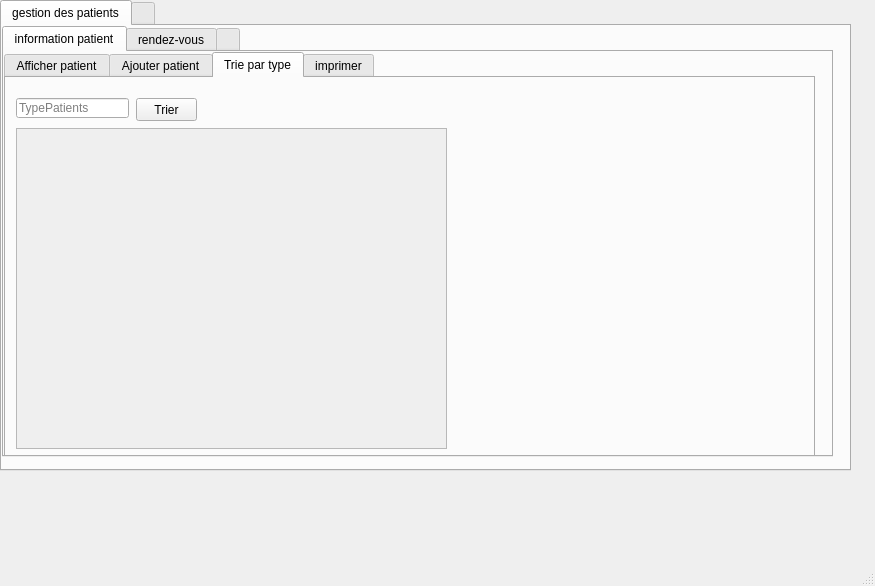
Old version of the form Desktop/2A12/project c++/qt/E-Clinic/mainwindow.ui in the repository zeineb-eya/E-Health_care_2A12.
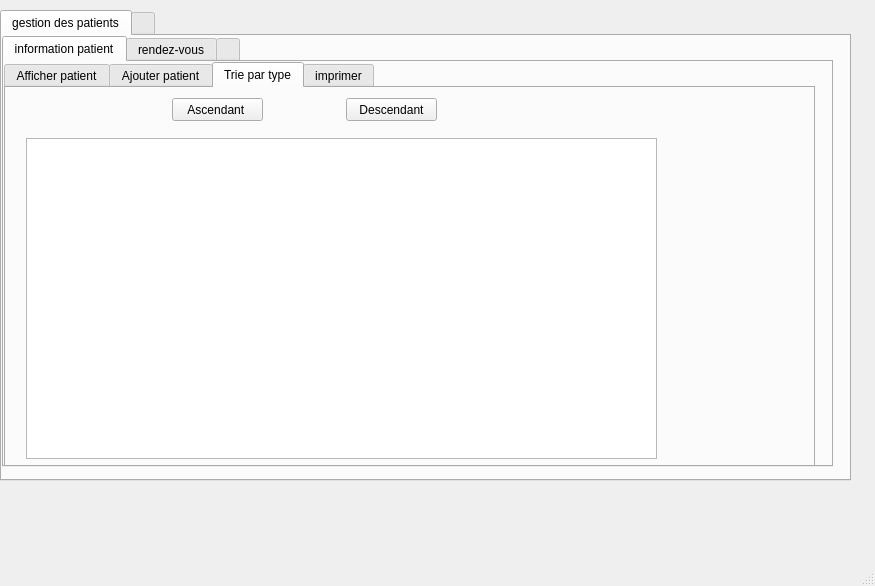
New version of the form. The open tabs and pages were chosen to show the change. Icons and pictures are not drawn.

Diff of the .ui file:
```diff
--- a/Desktop/2A12/project c++/qt/E-Clinic/mainwindow.ui
+++ b/Desktop/2A12/project c++/qt/E-Clinic/mainwindow.ui
@@ -18,7 +18,7 @@
     <property name="geometry">
      <rect>
       <x>0</x>
-      <y>0</y>
+      <y>10</y>
       <width>851</width>
       <height>471</height>
      </rect>
@@ -1708,53 +1708,40 @@
          <attribute name="title">
           <string>Trie par type</string>
          </attribute>
-         <widget class="QScrollArea" name="scrollArea_3">
+         <widget class="QPushButton" name="pb_asc_tri_2">
           <property name="geometry">
            <rect>
-            <x>10</x>
+            <x>166</x>
+            <y>10</y>
+            <width>91</width>
+            <height>23</height>
+           </rect>
+          </property>
+          <property name="text">
+           <string>Ascendant </string>
+          </property>
+         </widget>
+         <widget class="QPushButton" name="pb_desc_tri_2">
+          <property name="geometry">
+           <rect>
+            <x>340</x>
+            <y>10</y>
+            <width>91</width>
+            <height>23</height>
+           </rect>
+          </property>
+          <property name="text">
+           <string>Descendant</string>
+          </property>
+         </widget>
+         <widget class="QTableView" name="tmppatient_tri">
+          <property name="geometry">
+           <rect>
+            <x>20</x>
             <y>50</y>
-            <width>431</width>
+            <width>631</width>
             <height>321</height>
            </rect>
-          </property>
-          <property name="widgetResizable">
-           <bool>true</bool>
-          </property>
-          <widget class="QWidget" name="scrollAreaWidgetContents_3">
-           <property name="geometry">
-            <rect>
-             <x>0</x>
-             <y>0</y>
-             <width>429</width>
-             <height>319</height>
-            </rect>
-           </property>
-          </widget>
-         </widget>
-         <widget class="QPushButton" name="triep">
-          <property name="geometry">
-           <rect>
-            <x>130</x>
-            <y>20</y>
-            <width>61</width>
-            <height>23</height>
-           </rect>
-          </property>
-          <property name="text">
-           <string>Trier</string>
-          </property>
-         </widget>
-         <widget class="QLineEdit" name="TypePatients_6">
-          <property name="geometry">
-           <rect>
-            <x>10</x>
-            <y>20</y>
-            <width>113</width>
-            <height>20</height>
-           </rect>
-          </property>
-          <property name="placeholderText">
-           <string>TypePatients</string>
           </property>
          </widget>
         </widget>
```
Left out of the diff: 124 changed lines with no effect on the pictures.
